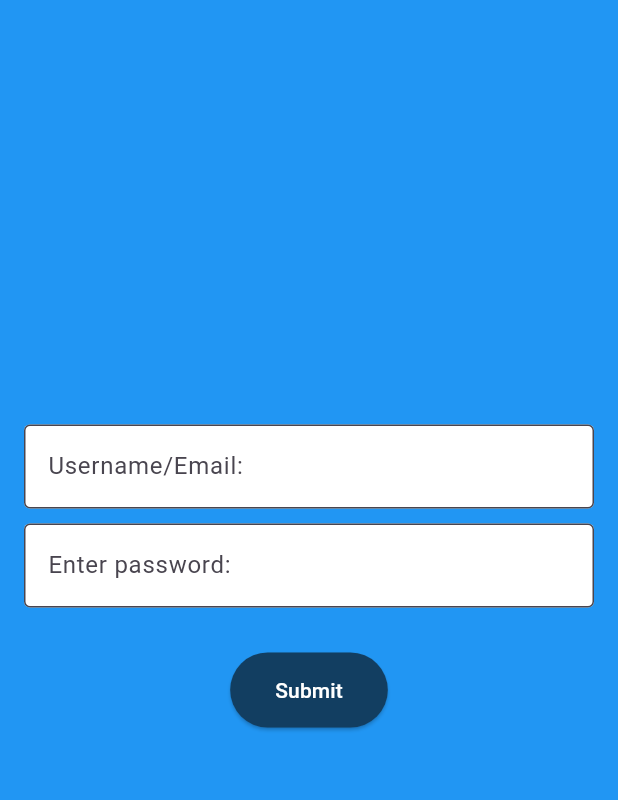
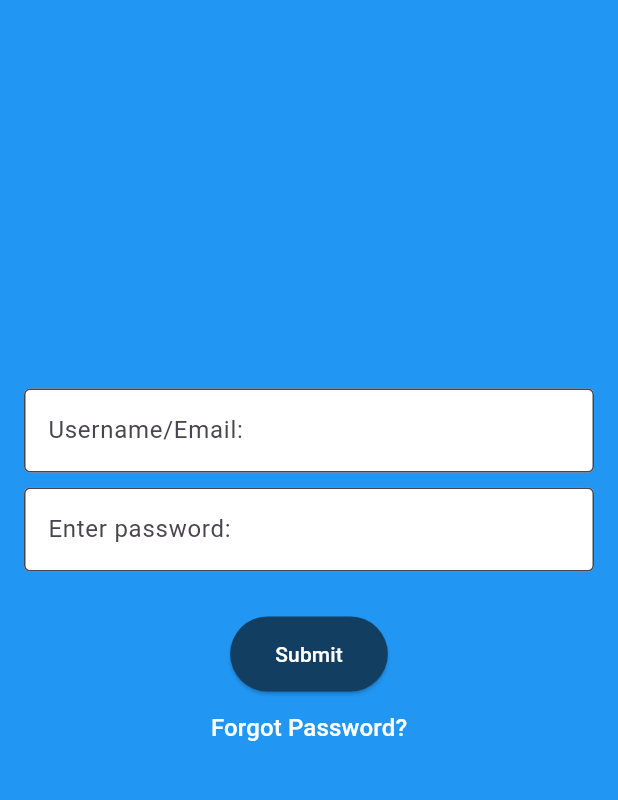
Before and after one commit to EbenBoakye/ShopByStock, a Flutter app: the LoginPage screen opened by its route, on a phone screen of 412 x 824 dp, the part 84-884 px from its top. Run offline on Flutter 3.47's test engine with Material 3 defaults, Android fonts, the phone set to English and light mode, and no system bars.

Commit message:
added forgot password button

```diff
--- a/lib/screens/login.dart
+++ b/lib/screens/login.dart
@@ -50,7 +50,7 @@ class LoginPage extends StatelessWidget {
               const SizedBox(height: 30),
               ElevatedButton(
                 onPressed: () {
-
+                  // Insert login logic here
                 },
                 style: ElevatedButton.styleFrom(
                   backgroundColor: Color.fromARGB(255, 18, 62, 97),
@@ -62,6 +62,18 @@ class LoginPage extends StatelessWidget {
                 ),
                 child: const Text('Submit'),
               ),
+              TextButton(
+                onPressed: () {
+                  // Insert forgot password logic here
+                },
+                child: const Text(
+                  'Forgot Password?',
+                  style: TextStyle(
+                    color: Colors.white,
+                    fontSize: 16,
+                  ),
+                ),
+              ),
               // ... Other widgets if needed
             ],
           ),
```
Lines whose indentation alone changed are shown as unchanged.
